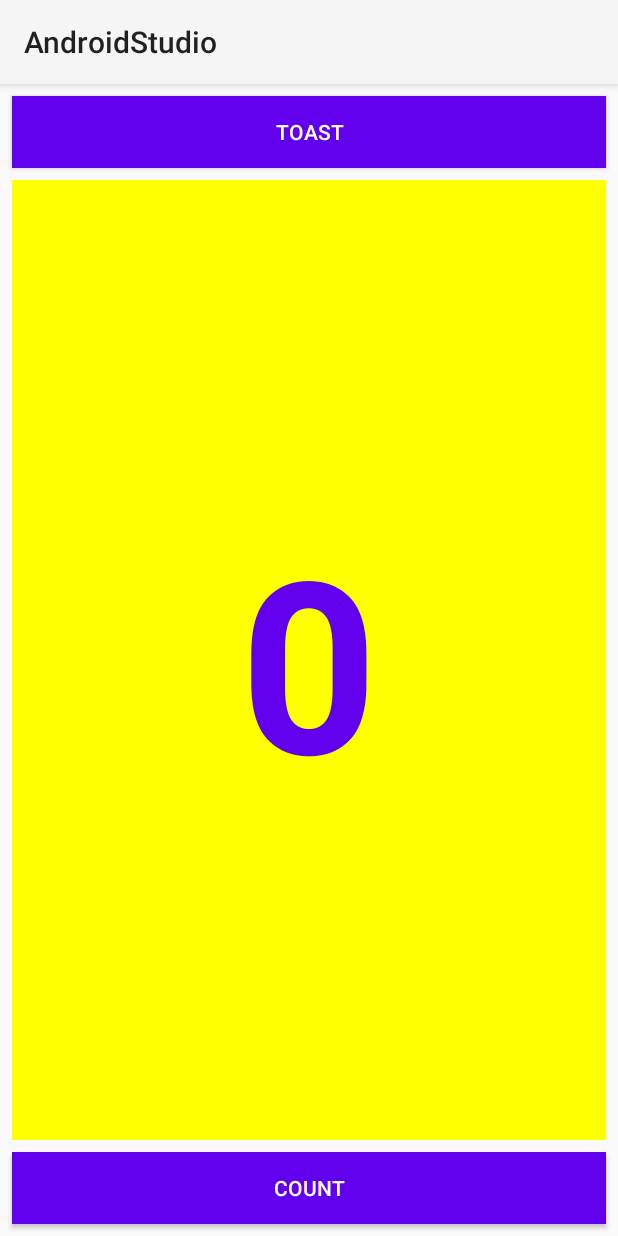
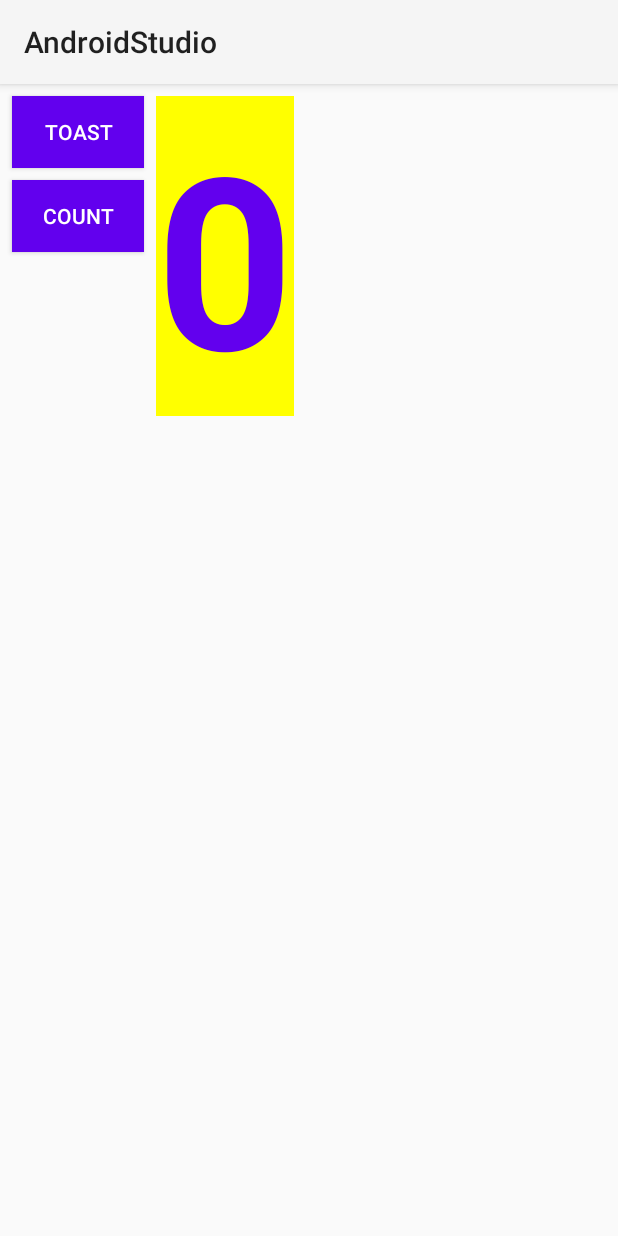
Before and after one commit to BakanovaE/Andersen_Task2_AndroidStudio, an Android app: the HelloToastActivity screen opened directly, with no data from a screen before it, on a phone screen of 412 x 824 dp. Run offline under Robolectric (Android 15) with nearby library versions, the light colour scheme and no system bars.

Commit message:
Task 1.2.A coding challenge

```diff
--- a/app/src/main/res/layout/activity_hello_toast.xml
+++ b/app/src/main/res/layout/activity_hello_toast.xml
@@ -8,42 +8,36 @@
 
     <Button
         android:id="@+id/button_toast"
-        android:layout_width="0dp"
+        android:layout_width="wrap_content"
         android:layout_height="wrap_content"
         android:layout_marginStart="8dp"
         android:layout_marginTop="8dp"
-        android:layout_marginEnd="8dp"
         android:background="@color/design_default_color_primary"
+        android:onClick="showToast"
         android:text="@string/button_label_toast"
         android:textColor="@android:color/white"
-        app:layout_constraintEnd_toEndOf="parent"
         app:layout_constraintStart_toStartOf="parent"
-        app:layout_constraintTop_toTopOf="parent"
-        android:onClick="showToast"/>
+        app:layout_constraintTop_toTopOf="parent" />
 
     <Button
         android:id="@+id/button_count"
-        android:layout_width="0dp"
+        android:layout_width="wrap_content"
         android:layout_height="wrap_content"
         android:layout_marginStart="8dp"
-        android:layout_marginEnd="8dp"
-        android:layout_marginBottom="8dp"
+        android:layout_marginTop="8dp"
         android:background="@color/design_default_color_primary"
+        android:onClick="countUp"
         android:text="@string/button_label_count"
         android:textColor="@android:color/white"
-        app:layout_constraintBottom_toBottomOf="parent"
-        app:layout_constraintEnd_toEndOf="parent"
         app:layout_constraintStart_toStartOf="parent"
-        android:onClick="countUp"/>
+        app:layout_constraintTop_toBottomOf="@+id/button_toast" />
 
     <TextView
         android:id="@+id/show_count"
-        android:layout_width="0dp"
-        android:layout_height="0dp"
+        android:layout_width="wrap_content"
+        android:layout_height="wrap_content"
         android:layout_marginStart="8dp"
         android:layout_marginTop="8dp"
-        android:layout_marginEnd="8dp"
-        android:layout_marginBottom="8dp"
         android:background="#FFFF00"
         android:gravity="center"
         android:text="@string/count_initial_value"
@@ -51,8 +45,6 @@
         android:textColor="@color/design_default_color_primary"
         android:textSize="160sp"
         android:textStyle="bold"
-        app:layout_constraintBottom_toTopOf="@+id/button_count"
-        app:layout_constraintEnd_toEndOf="parent"
-        app:layout_constraintStart_toStartOf="parent"
-        app:layout_constraintTop_toBottomOf="@+id/button_toast" />
+        app:layout_constraintStart_toEndOf="@+id/button_toast"
+        app:layout_constraintTop_toTopOf="parent" />
 </androidx.constraintlayout.widget.ConstraintLayout>
```
